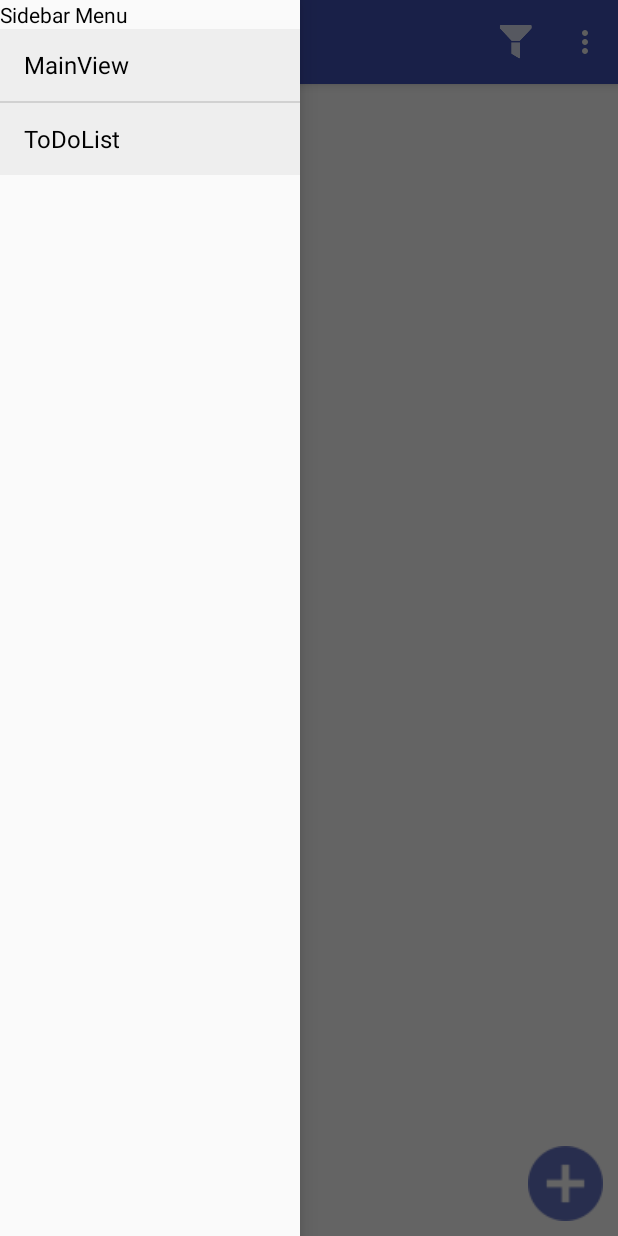
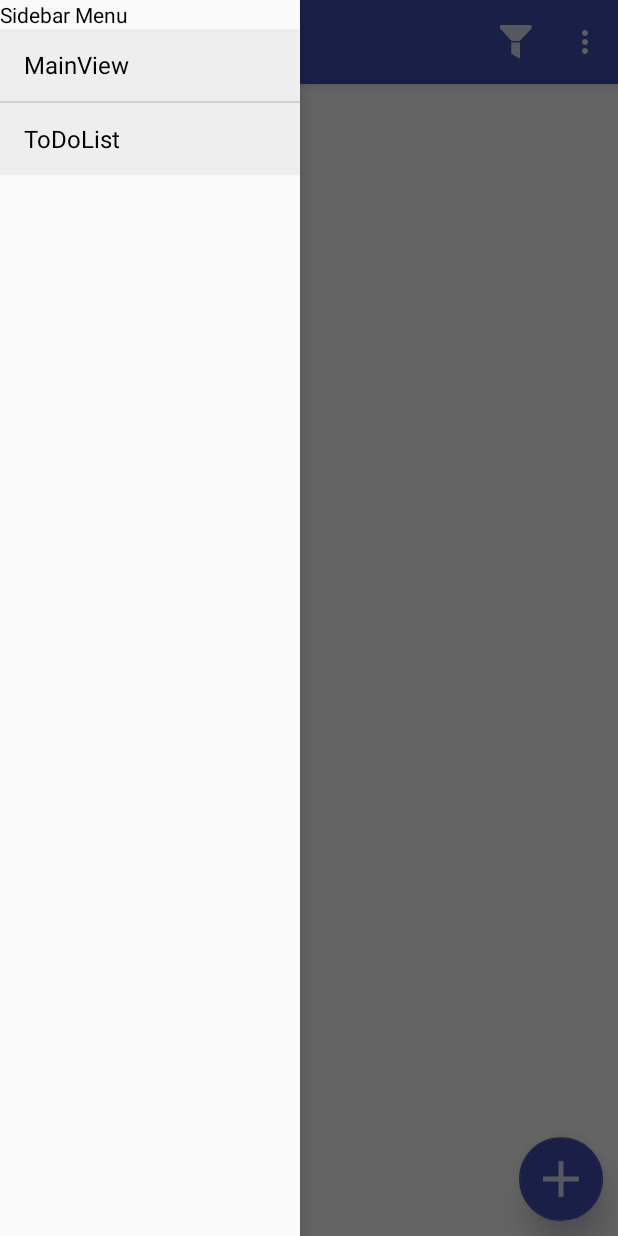
Before and after one commit to ReutovIgor/Organizer_android, an Android app: the screen it shows after launch (TaskActivity), with the side drawer open, on a phone screen of 412 x 824 dp. Run offline under Robolectric (Android 15) with nearby library versions, the phone set to English and light mode, and no system bars.

Commit message:
Adds Float button to task list

```diff
--- a/app/src/main/java/com/example/ruireutov/organiser/task/taskList/TaskListFragment.java
+++ b/app/src/main/java/com/example/ruireutov/organiser/task/taskList/TaskListFragment.java
@@ -1,15 +1,14 @@
 package com.example.ruireutov.organiser.task.taskList;
-
 
 import android.content.SharedPreferences;
 import android.database.Cursor;
 import android.os.Bundle;
+import android.support.design.widget.FloatingActionButton;
 import android.support.v4.app.Fragment;
 import android.view.LayoutInflater;
 import android.view.View;
 import android.view.ViewGroup;
 import android.widget.AdapterView;
-import android.widget.Button;
 import android.widget.ListView;
 
 import com.example.ruireutov.organiser.R;
@@ -23,7 +22,6 @@ public class TaskListFragment extends Fragment implements ITaskListUiControl, IT
     private ListView listView;
     private ListCursorAdapter cursorAdapter;
     private ITaskListControl listControl;
-    private Button newTaskButton;
 
 
     public TaskListFragment() {}
@@ -34,8 +32,8 @@ public class TaskListFragment extends Fragment implements ITaskListUiControl, IT
         this.listView = view.findViewById(R.id.toDoListView_list);
         this.listView.setOnItemClickListener(new ListViewEventListener());
 
-        this.newTaskButton = view.findViewById(R.id.new_task_button);
-        this.newTaskButton.setOnClickListener(new ElementClickListener());
+        FloatingActionButton newTaskButton = view.findViewById(R.id.new_task_button);
+        newTaskButton.setOnClickListener(new ElementClickListener());
 
         TaskActivity activity = (TaskActivity) getActivity();
         this.listControl = new TaskListControl(activity, this, activity);
--- a/app/src/main/res/layout/fragment_task_list.xml
+++ b/app/src/main/res/layout/fragment_task_list.xml
@@ -1,4 +1,5 @@
 <FrameLayout xmlns:android="http://schemas.android.com/apk/res/android"
+    xmlns:app="http://schemas.android.com/apk/res-auto"
     xmlns:tools="http://schemas.android.com/tools"
     android:layout_width="match_parent"
     android:layout_height="match_parent"
@@ -6,14 +7,28 @@
     <RelativeLayout
         android:layout_width="match_parent"
         android:layout_height="match_parent">
+
         <Button
-            android:id="@+id/new_task_button"
+            android:visibility="gone"
+            android:id="@+id/new_task_button1"
             android:layout_width="50dp"
             android:layout_height="50dp"
-            android:layout_margin="10dp"
             android:layout_alignParentBottom="true"
             android:layout_alignParentEnd="true"
-            android:background="@drawable/add_task_image" />
+            android:layout_margin="10dp" />
+        <android.support.design.widget.FloatingActionButton
+            android:id="@+id/new_task_button"
+            android:clickable="true"
+            android:focusable="true"
+            android:focusableInTouchMode="true"
+            android:layout_width="wrap_content"
+            android:layout_height="wrap_content"
+            android:layout_alignParentBottom="true"
+            android:layout_alignParentEnd="true"
+
+            android:layout_margin="10dp"
+            android:src="@drawable/add_task_icon"
+            app:backgroundTint="@color/colorPrimary" />
         <LinearLayout
             android:id="@+id/main_container"
             android:layout_width="match_parent"
@@ -21,6 +36,8 @@
             android:layout_below="@id/task_list_tool_bar"
             android:orientation="vertical">
             <include layout="@layout/task_list" />
+
+
         </LinearLayout>
     </RelativeLayout>
 </FrameLayout>
```
Also changed, not shown: app/src/main/res/drawable-hdpi/add_task_icon.png (added), app/src/main/res/drawable-hdpi/add_task_image.png (deleted), app/src/main/res/drawable-mdpi/add_task_icon.png (added), app/src/main/res/drawable-mdpi/add_task_image.png (deleted), app/src/main/res/drawable-xhdpi/add_task_icon.png (added), app/src/main/res/drawable-xhdpi/add_task_image.png (deleted), app/src/main/res/drawable-xxhdpi/add_task_icon.png (added), app/src/main/res/drawable-xxhdpi/add_task_image.png (deleted).
